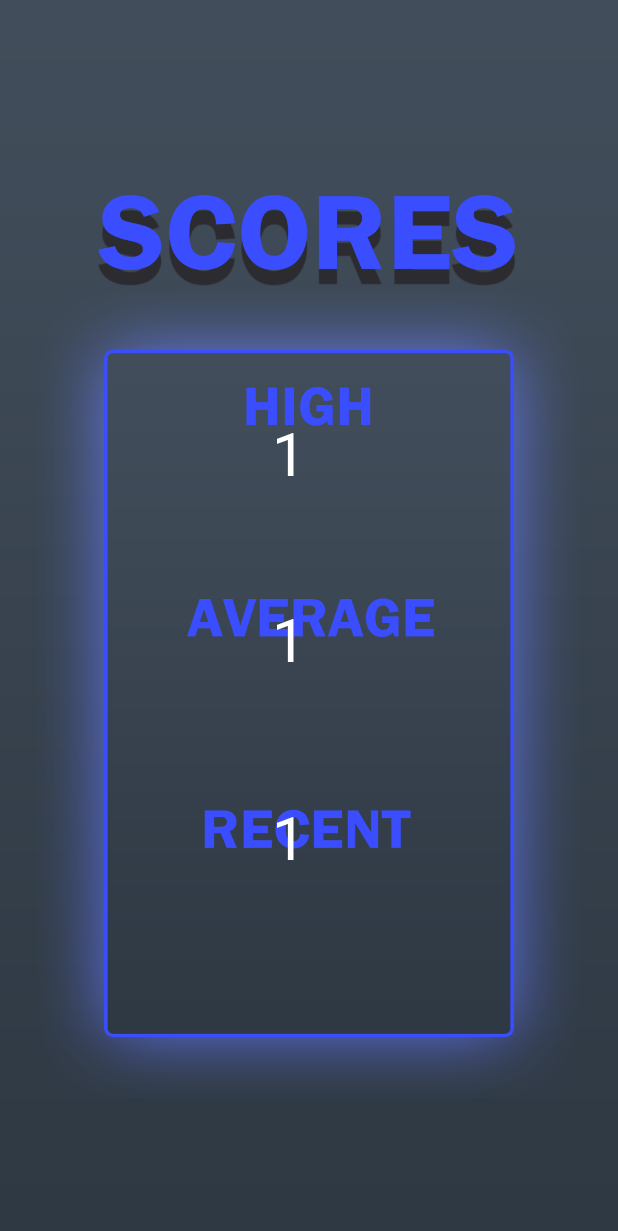
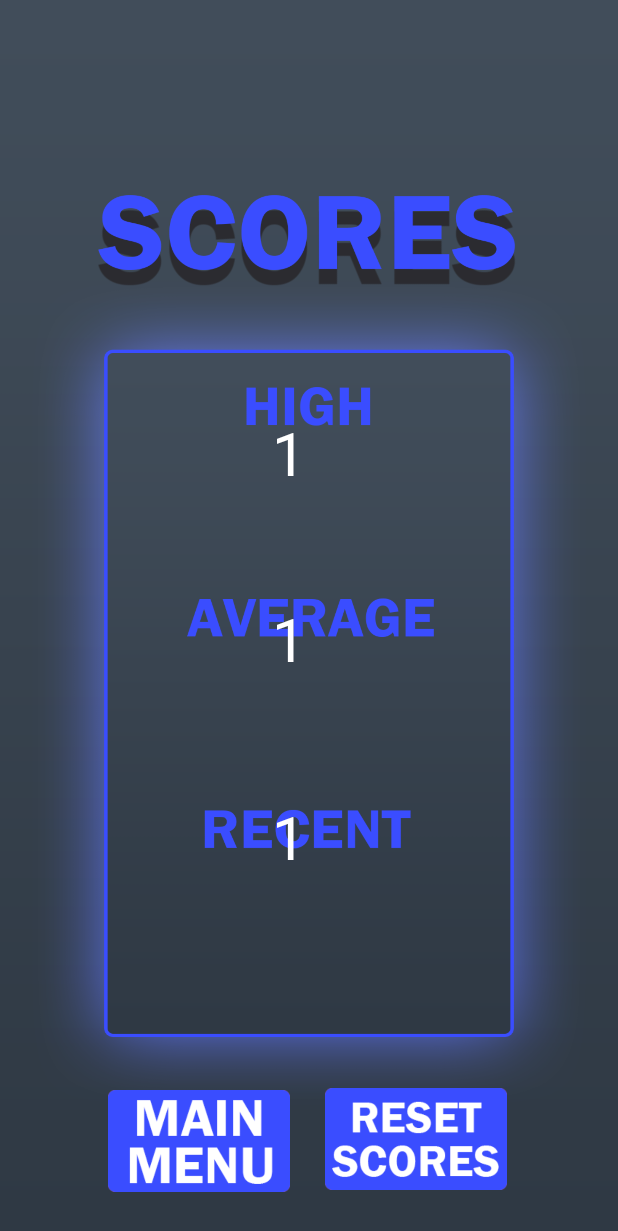
Before and after one commit to NateAgcaoili/Android-Simon-Says-Game, an Android app: the ScoresActivity screen opened directly, with no data from a screen before it, on a phone screen of 412 x 824 dp. Shown: the top 1231 px of the screen. Run offline under Robolectric (Android 15) with nearby library versions, the phone set to English and light mode, and no system bars.

Commit message:
Added reset scores functionality

```diff
--- a/SimonSays/app/src/main/java/com/georgiasouthern/simonsays/DBHelper.java
+++ b/SimonSays/app/src/main/java/com/georgiasouthern/simonsays/DBHelper.java
@@ -19,4 +19,9 @@ public class DBHelper extends SQLiteOpenHelper {
         db.execSQL("drop table if exists scorestable");
         onCreate(db);
     }
+
+    public Integer deleteData(String id) {
+        SQLiteDatabase dbWrite = this.getWritableDatabase();
+        return dbWrite.delete("scorestable", "ID = ?", new String[] {id});
+    }
 }
--- a/SimonSays/app/src/main/java/com/georgiasouthern/simonsays/MainActivity.java
+++ b/SimonSays/app/src/main/java/com/georgiasouthern/simonsays/MainActivity.java
@@ -15,6 +15,11 @@ public class MainActivity extends AppCompatActivity {
         setContentView(R.layout.activity_main);
     }
 
+    @Override
+    public void onBackPressed() {
+
+    }
+
     public void playClick(View view) {
         Intent intent = new Intent(this, GameActivity.class);
         startActivity(intent);
@@ -24,4 +29,5 @@ public class MainActivity extends AppCompatActivity {
         Intent intent = new Intent(this, ScoresActivity.class);
         startActivity(intent);
     }
+
 }
--- /dev/null
+++ b/SimonSays/app/src/main/res/drawable/menu_btn2.xml
@@ -0,0 +1,9 @@
+<?xml version="1.0" encoding="utf-8"?>
+<selector xmlns:android="http://schemas.android.com/apk/res/android">
+    <item
+        android:state_pressed="true"
+        android:drawable="@drawable/menu_btn2_pressed" />
+    <item
+        android:drawable="@drawable/menu_btn2_default" />
+
+</selector>
--- /dev/null
+++ b/SimonSays/app/src/main/res/drawable/reset_btn.xml
@@ -0,0 +1,9 @@
+<?xml version="1.0" encoding="utf-8"?>
+<selector xmlns:android="http://schemas.android.com/apk/res/android">
+    <item
+        android:state_pressed="true"
+        android:drawable="@drawable/reset_btn_pressed" />
+    <item
+        android:drawable="@drawable/reset_btn_default" />
+
+</selector>
--- a/SimonSays/app/src/main/res/layout/activity_scores.xml
+++ b/SimonSays/app/src/main/res/layout/activity_scores.xml
@@ -49,4 +49,36 @@
         app:layout_constraintStart_toStartOf="parent"
         app:layout_constraintTop_toTopOf="parent" />
 
+    <ImageButton
+        android:id="@+id/playButton2"
+        style="@style/Widget.AppCompat.Button.Borderless"
+        android:layout_width="125dp"
+        android:layout_height="70dp"
+        android:onClick="resetClick"
+        android:padding="2dp"
+        android:scaleType="centerCrop"
+        app:layout_constraintBottom_toBottomOf="parent"
+        app:layout_constraintEnd_toEndOf="parent"
+        app:layout_constraintHorizontal_bias="0.748"
+        app:layout_constraintStart_toStartOf="parent"
+        app:layout_constraintTop_toTopOf="parent"
+        app:layout_constraintVertical_bias="0.96"
+        app:srcCompat="@drawable/reset_btn" />
+
+    <ImageButton
+        android:id="@+id/mainMenuButton2"
+        style="@style/Widget.AppCompat.Button.Borderless"
+        android:layout_width="125dp"
+        android:layout_height="70dp"
+        android:onClick="menuClick"
+        android:padding="2dp"
+        android:scaleType="centerCrop"
+        app:layout_constraintBottom_toBottomOf="parent"
+        app:layout_constraintEnd_toEndOf="parent"
+        app:layout_constraintHorizontal_bias="0.244"
+        app:layout_constraintStart_toStartOf="parent"
+        app:layout_constraintTop_toTopOf="parent"
+        app:layout_constraintVertical_bias="0.962"
+        app:srcCompat="@drawable/menu_btn2" />
+
 </androidx.constraintlayout.widget.ConstraintLayout>
--- a/SimonSays/app/src/main/res/values/themes.xml
+++ b/SimonSays/app/src/main/res/values/themes.xml
@@ -2,9 +2,9 @@
     <!-- Base application theme. -->
     <style name="Theme.SimonSays" parent="Theme.MaterialComponents.DayNight.DarkActionBar">
         <!-- Primary brand color. -->
-        <item name="colorPrimary">@color/purple_200</item>
+        <item name="colorPrimary">@color/theme_blue</item>
         <item name="colorPrimaryVariant">@color/theme_blue</item>
-        <item name="colorOnPrimary">@color/purple_700</item>
+        <item name="colorOnPrimary">@color/theme_blue</item>
         <!-- Secondary brand color. -->
         <item name="colorSecondary">@color/theme_blue</item>
         <item name="colorSecondaryVariant">@color/theme_blue</item>
```
Also changed, not shown: SimonSays/app/src/main/java/com/georgiasouthern/simonsays/GameActivity.java (+2 -24 lines), SimonSays/app/src/main/java/com/georgiasouthern/simonsays/ScoresActivity.java (+32 -0 lines), SimonSays/app/src/main/res/drawable/menu_btn2_default.png (added), SimonSays/app/src/main/res/drawable/menu_btn2_pressed.png (added), SimonSays/app/src/main/res/drawable/reset_btn_default.png (added), SimonSays/app/src/main/res/drawable/reset_btn_pressed.png (added).
